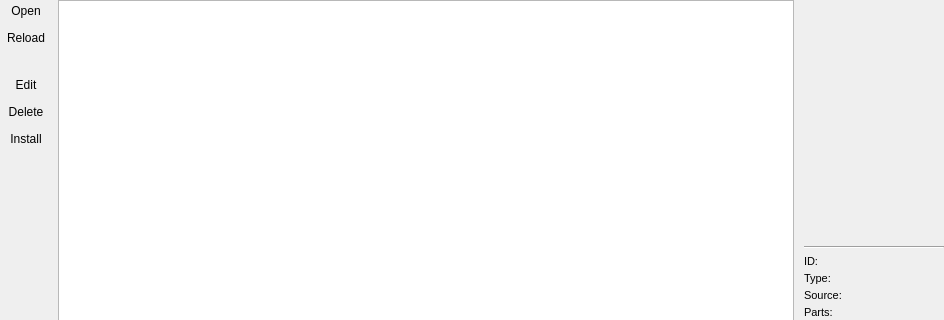
brainstream/OPL-PC-Tools, file src/OplPcTools/UI/GameCollectionWidget.ui: the form before one commit; both pictures show x 0 to 944 and y 0 to 320 of the 944 by 629 pixel window.
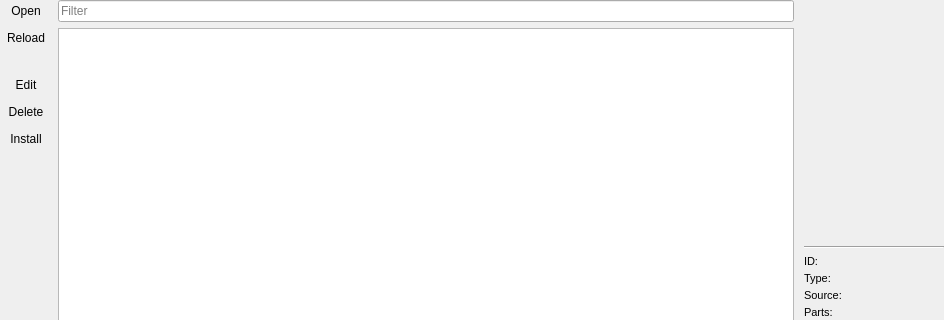
The form after the commit. Icons and pictures are not drawn.

```diff
--- a/src/OplPcTools/UI/GameCollectionWidget.ui
+++ b/src/OplPcTools/UI/GameCollectionWidget.ui
@@ -237,6 +237,16 @@
      <property name="rightMargin">
       <number>4</number>
      </property>
+     <item>
+      <widget class="QLineEdit" name="mp_edit_filter">
+       <property name="placeholderText">
+        <string>Filter</string>
+       </property>
+       <property name="clearButtonEnabled">
+        <bool>true</bool>
+       </property>
+      </widget>
+     </item>
      <item>
       <widget class="QTreeView" name="mp_tree_games">
        <property name="styleSheet">
```
Left out of the diff: 10 changed lines with no effect on the pictures.
